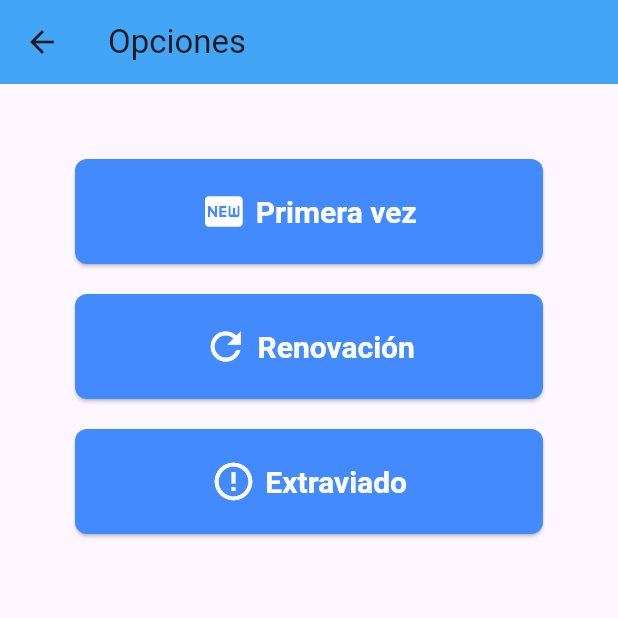
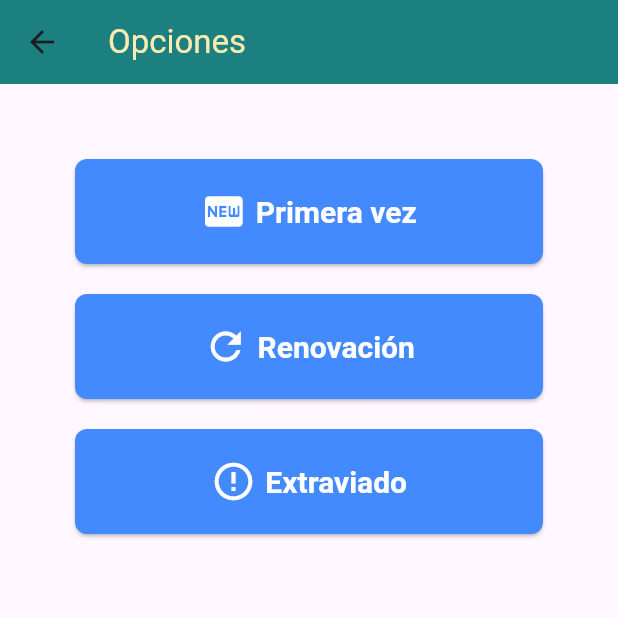
Before and after one commit to gerrycode01/gps_semovil, a Flutter app: the Options screen opened directly, on a phone screen of 412 x 824 dp, the top half of it. Run offline on Flutter 3.47's test engine with Material 3 defaults, Android fonts, the phone set to English and light mode, and no system bars; our stand-ins replace cloud_firestore, firebase_auth, firebase_core, firebase_storage, image_picker; accounts and stored records are empty.

Commit message:
Diseño ahi va ahi va ya casi

```diff
--- a/lib/user/screens/ formalities/options.dart
+++ b/lib/user/screens/ formalities/options.dart
@@ -1,4 +1,5 @@
 import 'package:flutter/material.dart';
+import 'package:gps_semovil/app/core/design.dart';
 import 'package:gps_semovil/user/screens/%20formalities/information.dart';
 
 class Options extends StatefulWidget {
@@ -13,8 +14,8 @@ class _OptionsState extends State<Options> {
   Widget build(BuildContext context) {
     return Scaffold(
       appBar: AppBar(
-        title: const Text('Opciones'),
-        backgroundColor: Colors.blue.shade400,
+        title: const Text('Opciones', style: TextStyle(color: Design.paleYellow)),
+        backgroundColor: Design.teal,
       ),
       body: Center(
           child: ListView(
@@ -31,7 +32,8 @@ class _OptionsState extends State<Options> {
                         context,
                         MaterialPageRoute(
                             builder: (context) => const Information(mode: 0)));
-                  }),
+                  },
+              ),
               const SizedBox(height: 20),
               CustomButton(
                   label: 'Renovación',
```
